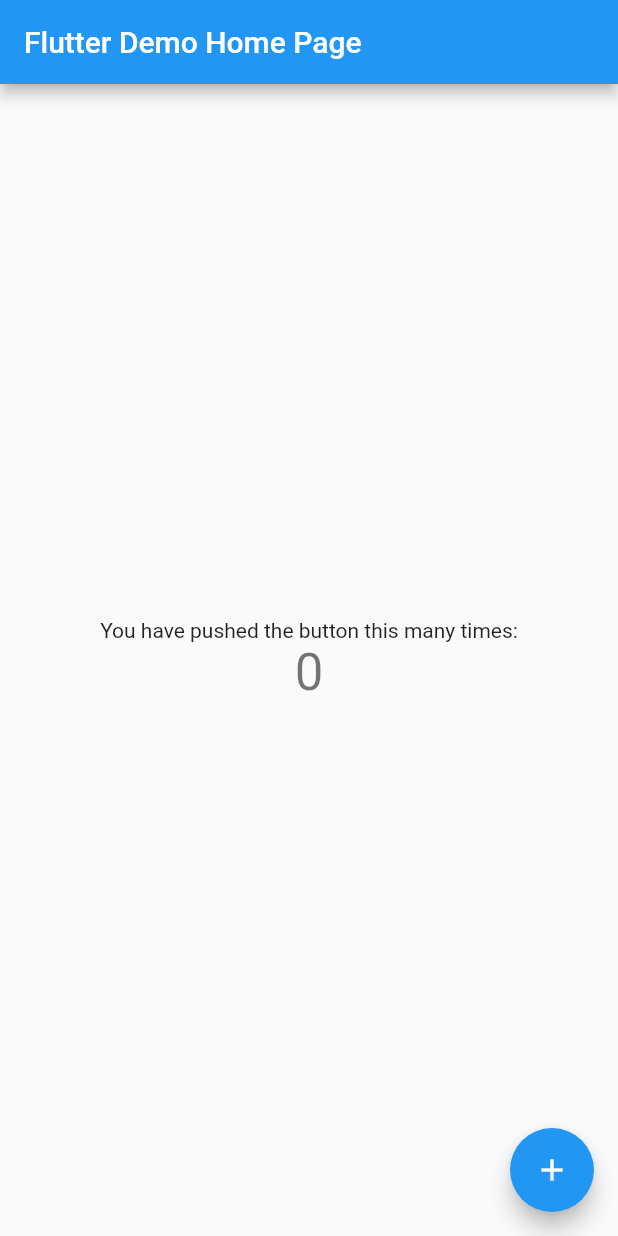
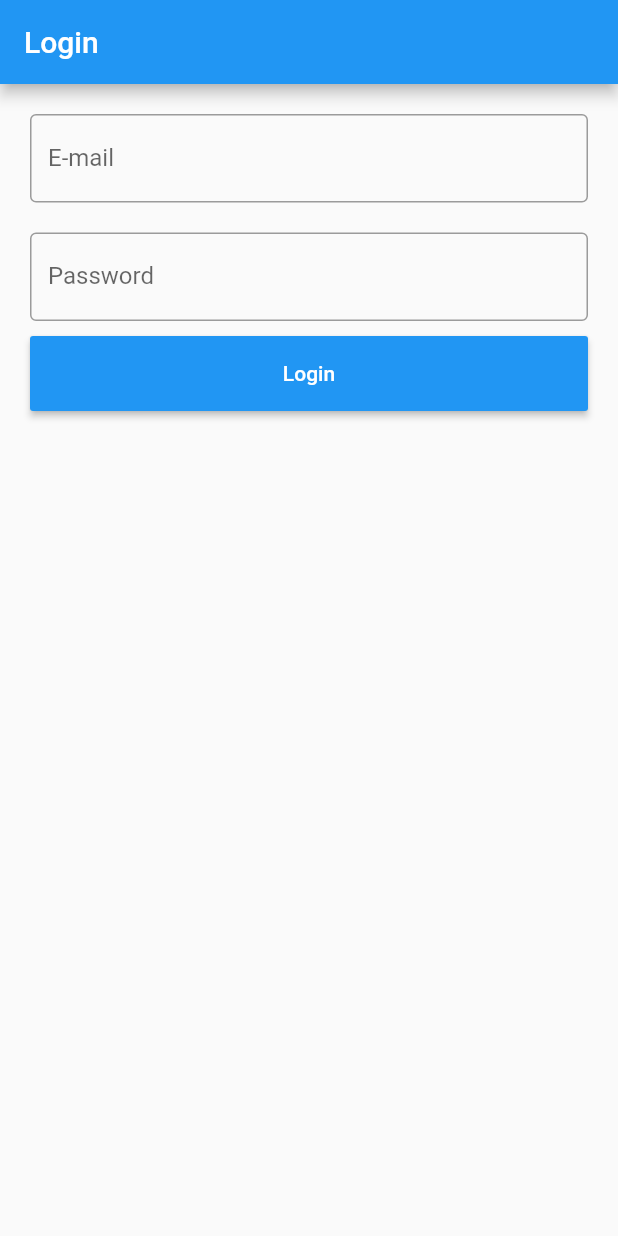
Before and after one commit to AIR-FOI-HR/AIR2005, a Flutter app: the screen it shows after launch, on a phone screen of 412 x 824 dp. Run offline on Flutter 3.47's test engine with Material 2 defaults, Android fonts, the phone set to English and light mode, and no system bars.

Commit message:
Add login screen

```diff
--- /dev/null
+++ b/planerify/lib/login.dart
@@ -0,0 +1,61 @@
+// Adapted from http://www.codeplayon.com/2020/02/simple-flutter-login-screen-ui-example/
+import 'package:flutter/material.dart';
+
+class LoginPage extends StatefulWidget {
+
+  @override
+  State<StatefulWidget> createState() => new _State();
+}
+
+class _State extends State<LoginPage> {
+  TextEditingController nameController = TextEditingController();
+  TextEditingController passwordController = TextEditingController();
+
+  @override
+  Widget build(BuildContext context) {
+    return Scaffold(
+        appBar: AppBar(
+          title: Text('Login'),
+        ),
+        body: Padding(
+            padding: EdgeInsets.all(10),
+            child: ListView(
+              children: <Widget>[
+                Container(
+                  padding: EdgeInsets.all(10),
+                  child: TextField(
+                    controller: nameController,
+                    decoration: InputDecoration(
+                      border: OutlineInputBorder(),
+                      labelText: 'E-mail',
+                    ),
+                  ),
+                ),
+                Container(
+                  padding: EdgeInsets.fromLTRB(10, 10, 10, 10),
+                  child: TextField(
+                    obscureText: true,
+                    controller: passwordController,
+                    decoration: InputDecoration(
+                      border: OutlineInputBorder(),
+                      labelText: 'Password',
+                    ),
+                  ),
+                ),
+
+                Container(
+                    height: 50,
+                    padding: EdgeInsets.fromLTRB(10, 0, 10, 0),
+                    child: RaisedButton(
+                      textColor: Colors.white,
+                      color: Colors.blue,
+                      child: Text('Login'),
+                      onPressed: () {
+                        print(nameController.text);
+                        print(passwordController.text);
+                      },
+                    )),
+              ],
+            )));
+  }
+}
--- a/planerify/lib/main.dart
+++ b/planerify/lib/main.dart
@@ -1,4 +1,6 @@
 import 'package:flutter/material.dart';
+
+import 'login.dart';
 
 void main() {
   runApp(MyApp());
@@ -26,7 +28,8 @@ class MyApp extends StatelessWidget {
         // closer together (more dense) than on mobile platforms.
         visualDensity: VisualDensity.adaptivePlatformDensity,
       ),
-      home: MyHomePage(title: 'Flutter Demo Home Page'),
+      // home: MyHomePage(title: 'Flutter Demo Home Page'),
+      home: LoginPage(),
     );
   }
 }
```
